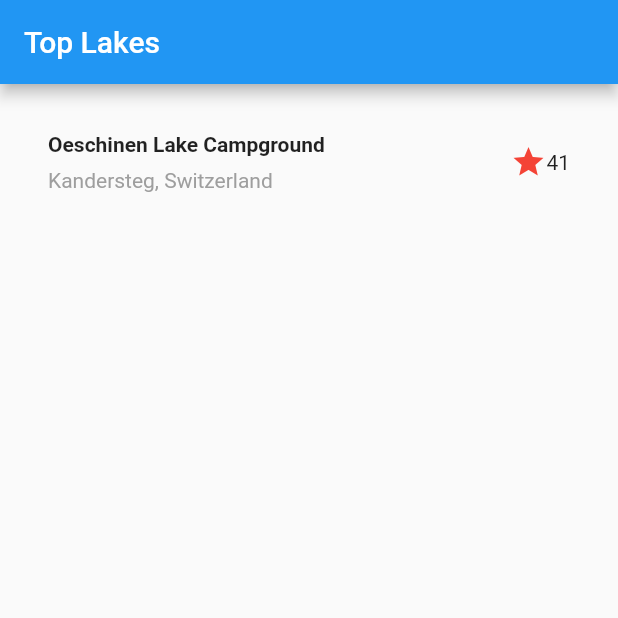
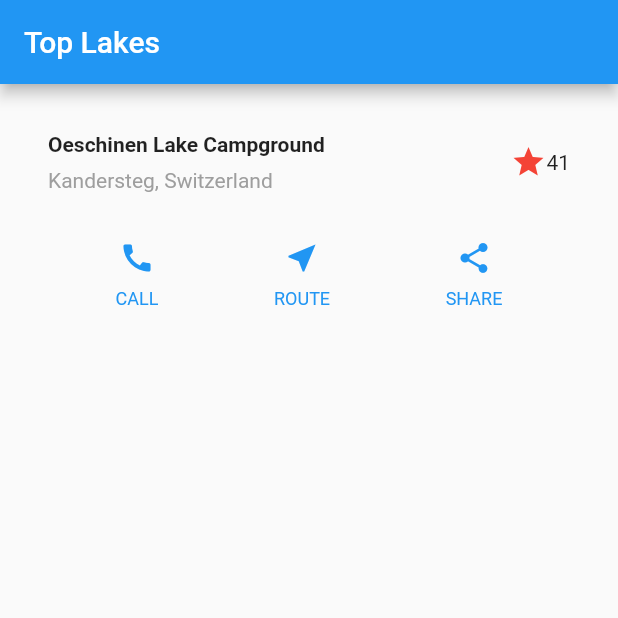
Before and after one commit to sano-suguru/flutter_layout_tutorial, a Flutter app: the screen it shows after launch, on a phone screen of 412 x 824 dp, the top half of it. Run offline on Flutter 3.47's test engine with Material 2 defaults, Android fonts, the phone set to English and light mode, and no system bars.

Commit message:
button rows

```diff
--- a/lib/main.dart
+++ b/lib/main.dart
@@ -42,6 +42,18 @@ class MyApp extends StatelessWidget {
         ],
       ),
     );
+    Color color = Theme.of(context).primaryColor;
+
+    Widget buttonSection = Container(
+      child: Row(
+        mainAxisAlignment: MainAxisAlignment.spaceEvenly,
+        children: [
+          _buildButtonColumn(color, Icons.call, 'CALL'),
+          _buildButtonColumn(color, Icons.near_me, 'ROUTE'),
+          _buildButtonColumn(color, Icons.share, 'SHARE'),
+        ],
+      ),
+    );
 
     return MaterialApp(
       title: 'Welcome to Flutter',
@@ -52,9 +64,31 @@ class MyApp extends StatelessWidget {
         body: Column(
           children: <Widget>[
             titleSection,
+            buttonSection,
           ],
         ),
       ),
     );
   }
+
+  Column _buildButtonColumn(Color color, IconData icon, String label) {
+    return Column(
+      mainAxisSize: MainAxisSize.min,
+      mainAxisAlignment: MainAxisAlignment.center,
+      children: [
+        Icon(icon, color: color),
+        Container(
+          margin: const EdgeInsets.only(top: 8.0),
+          child: Text(
+            label,
+            style: TextStyle(
+              fontSize: 12.0,
+              fontWeight: FontWeight.w400,
+              color: color,
+            ),
+          ),
+        ),
+      ],
+    );
+  }
 }
```
